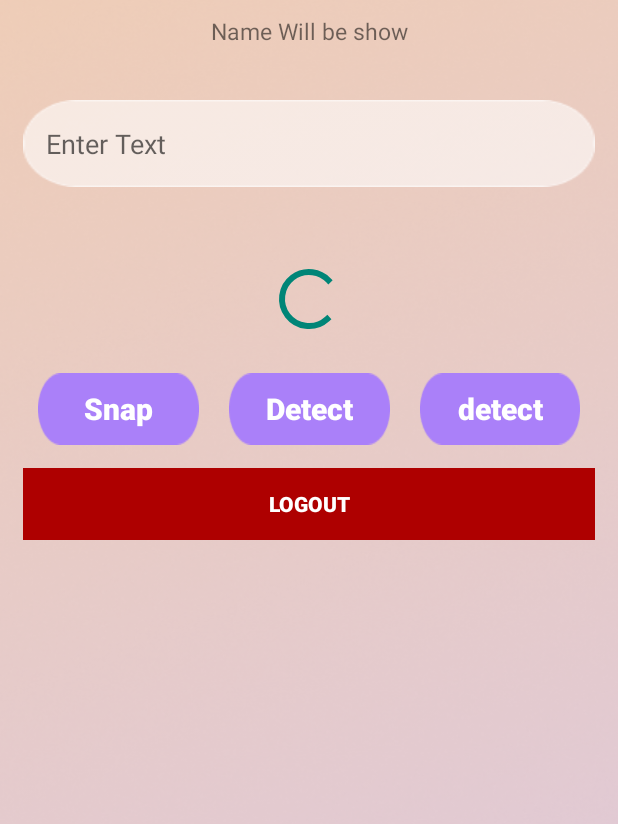
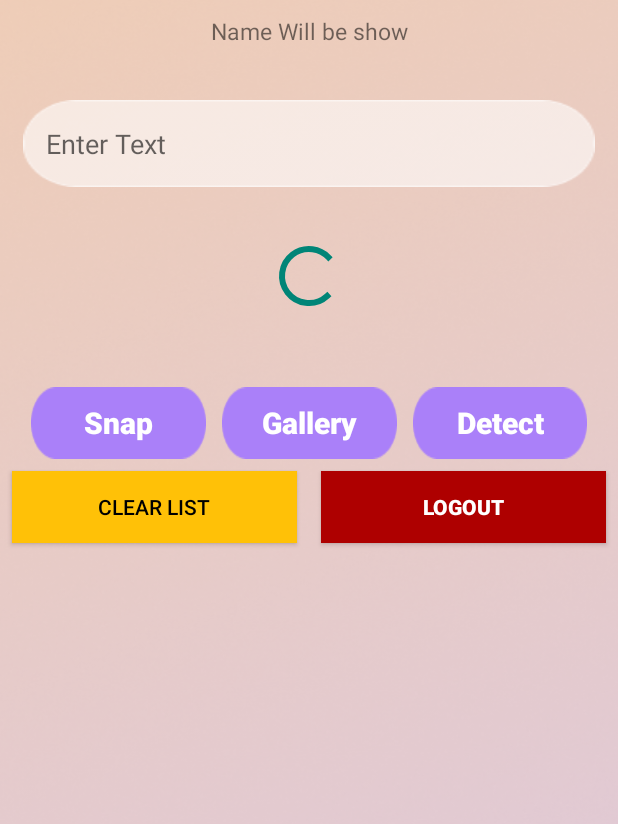
Before and after one commit to nurnobishanto/BookLens, an Android app: the layout activity_main.xml on its own in the app's theme, with its tools: preview values and no code run, on a phone screen of 412 x 824 dp. Shown: the top 824 px of the screen. Run offline under Robolectric (Android 15) with nearby library versions, the phone set to English and light mode, and no system bars; plain views replace TouchImageView.

Commit message:
Updated with mark

```diff
--- a/app/build.gradle
+++ b/app/build.gradle
@@ -54,4 +54,5 @@ dependencies {
     implementation 'com.github.bumptech.glide:glide:4.12.0'
 
     implementation 'com.github.MikeOrtiz:TouchImageView:3.0.1'
+    implementation 'com.github.chintan369:MultiImagePicker:1.0.11'
 }
--- a/app/src/main/res/layout/activity_main.xml
+++ b/app/src/main/res/layout/activity_main.xml
@@ -45,12 +45,17 @@
             <ProgressBar
                 android:layout_width="match_parent"
                 android:layout_height="wrap_content"
-                android:layout_marginVertical="25dp"
+                android:layout_marginVertical="10dp"
                 android:layout_marginHorizontal="15dp"
                 android:id="@+id/load"/>
 
             <!--text view to display our extracted text-->
-
+            <androidx.recyclerview.widget.RecyclerView
+                android:id="@+id/recycler"
+                android:layout_width="match_parent"
+                android:layout_height="wrap_content"
+                android:layout_margin="20dp"
+                android:elevation="20dp" />
             <LinearLayout
                 android:layout_marginHorizontal="15dp"
                 android:layout_width="match_parent"
@@ -62,32 +67,32 @@
                     android:layout_height="wrap_content"
                     android:background="@drawable/rectangle_btn"
                     android:text="Snap"
-                    android:layout_marginHorizontal="10dp"
+                    android:layout_marginHorizontal="5dp"
                     android:layout_weight="1"
                     android:textAllCaps="false"
                     android:textSize="20sp"
                     android:textColor="@color/white"
                     android:textStyle="bold" />
                 <Button
-                    android:id="@+id/detectbtn"
-                    android:layout_marginHorizontal="10dp"
+                    android:id="@+id/gallery"
+                    android:layout_marginHorizontal="5dp"
+                    android:layout_width="match_parent"
+                    android:layout_height="wrap_content"
+                    android:background="@drawable/rectangle_btn"
+                    android:layout_weight="1"
+                    android:text="Gallery"
+                    android:textAllCaps="false"
+                    android:textSize="20sp"
+                    android:textColor="@color/white"
+                    android:textStyle="bold" />
+                <Button
+                    android:id="@+id/detectBtn"
+                    android:layout_marginHorizontal="5dp"
                     android:layout_width="match_parent"
                     android:layout_height="wrap_content"
                     android:background="@drawable/rectangle_btn"
                     android:layout_weight="1"
                     android:text="@string/detect"
-                    android:textAllCaps="false"
-                    android:textSize="20sp"
-                    android:textColor="@color/white"
-                    android:textStyle="bold" />
-                <Button
-                    android:id="@+id/detectbtn2"
-                    android:layout_marginHorizontal="10dp"
-                    android:layout_width="match_parent"
-                    android:layout_height="wrap_content"
-                    android:background="@drawable/rectangle_btn"
-                    android:layout_weight="1"
-                    android:text="detect"
                     android:textAllCaps="false"
                     android:textSize="20sp"
                     android:textColor="@color/white"
@@ -112,12 +117,23 @@
                 android:layout_height="wrap_content"
                 android:textStyle="bold" />
             <LinearLayout
-                android:layout_margin="15dp"
+
                 android:layout_width="match_parent"
                 android:layout_height="wrap_content"
                 android:orientation="horizontal">
+                <Button
+                    android:layout_margin="8dp"
+                    android:layout_weight="1"
+                    android:onClick="clearList"
+                    android:background="#FFC107"
+                    android:textColor="#000000"
+                    android:text="Clear List"
+                    android:layout_width="match_parent"
+                    android:layout_height="wrap_content"
+                    />
 
                 <Button
+                    android:layout_margin="8dp"
                     android:layout_width="match_parent"
                     android:layout_height="wrap_content"
                     android:background="#AE0000"
```
Also changed, not shown: app/src/main/AndroidManifest.xml (+7 -1 lines), app/src/main/java/com/softitbd/booklens/ImageActivity.java (added, +45 -0 lines), app/src/main/java/com/softitbd/booklens/ImageModel.java (added, +50 -0 lines), app/src/main/java/com/softitbd/booklens/MainActivity.java (+102 -43 lines), app/src/main/java/com/softitbd/booklens/RecyclerAdaptor.java (added, +75 -0 lines), app/src/main/res/layout/activity_image.xml (added, +21 -0 lines), app/src/main/res/layout/custom_item_layout.xml (added, +28 -0 lines), 324 other files.
